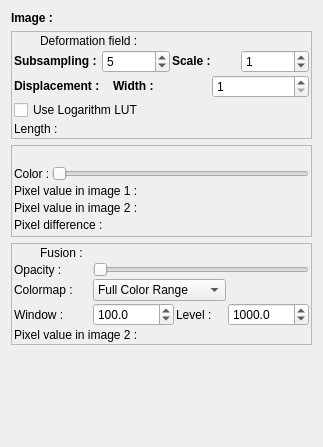
Above: vv/qt_ui/vvOverlayPanel.ui from open-vv/vv before the change. Below: the same form after it.
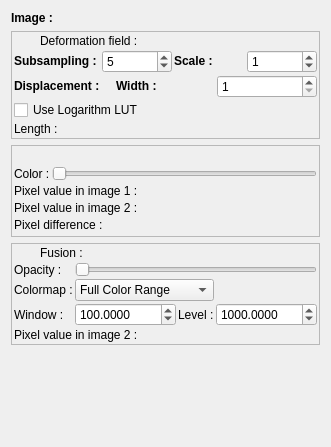
That is the form after the change. Icons and pictures are not drawn.

Commit message: Fusion windows level is now 4 decimals

```diff
--- a/vv/qt_ui/vvOverlayPanel.ui
+++ b/vv/qt_ui/vvOverlayPanel.ui
@@ -426,7 +426,7 @@
       <item row="3" column="2">
        <widget class="QDoubleSpinBox" name="windowSpinBox">
         <property name="decimals">
-         <number>1</number>
+         <number>4</number>
         </property>
         <property name="minimum">
          <double>-999999.000000000000000</double>
@@ -452,7 +452,7 @@
       <item row="3" column="4">
        <widget class="QDoubleSpinBox" name="levelSpinBox">
         <property name="decimals">
-         <number>1</number>
+         <number>4</number>
         </property>
         <property name="minimum">
          <double>-999999.000000000000000</double>
```
